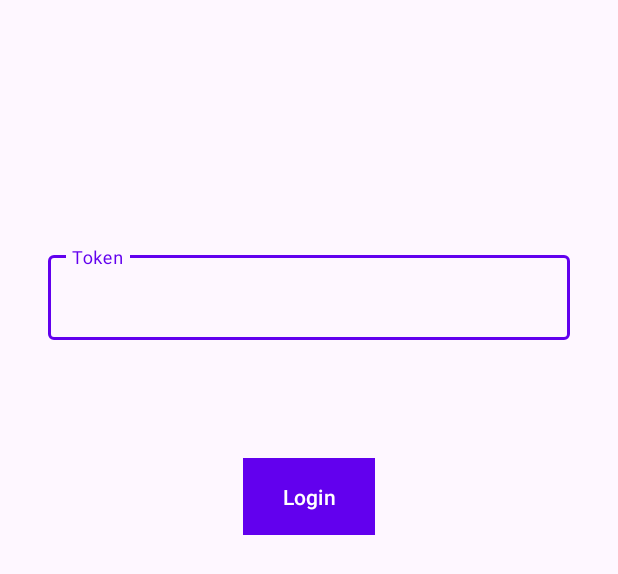
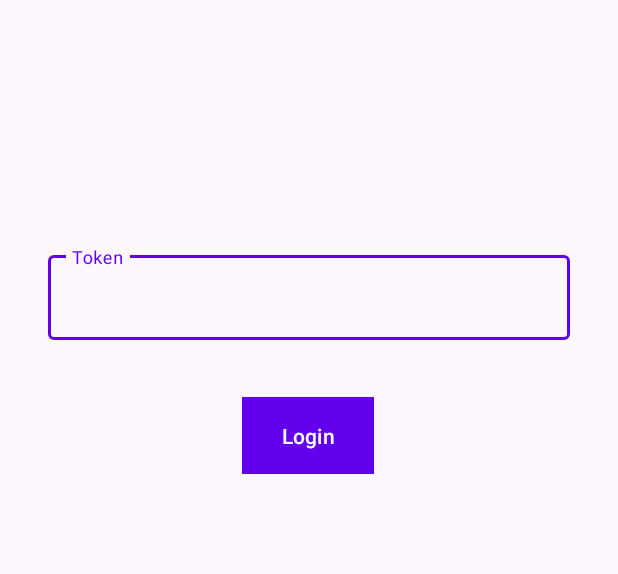
Before and after one commit to mouralisandra/AndroidProject, an Android app: the layout fragment_login.xml on its own in the app's theme, with its tools: preview values and no code run, on a phone screen of 412 x 824 dp. Shown: the top 574 px of the screen. Run offline under Robolectric (Android 15) with nearby library versions, the phone set to English and light mode, and no system bars.

Commit message:
updated login fragment

```diff
--- a/app/src/main/res/layout/fragment_login.xml
+++ b/app/src/main/res/layout/fragment_login.xml
@@ -37,15 +37,16 @@
         android:id="@+id/send_token"
         android:layout_width="wrap_content"
         android:layout_height="wrap_content"
+        android:background="@color/design_default_color_primary"
+        android:padding="12dp"
         android:text="Login"
-        android:background="@color/design_default_color_primary"
         android:textColor="@android:color/white"
-        android:padding="12dp"
+        app:layout_constraintBottom_toTopOf="@+id/guideline"
+        app:layout_constraintEnd_toEndOf="parent"
+        app:layout_constraintHorizontal_bias="0.498"
+        app:layout_constraintStart_toStartOf="parent"
         app:layout_constraintTop_toBottomOf="@+id/text_Input"
-        app:layout_constraintBottom_toTopOf="@+id/guideline"
-        app:layout_constraintStart_toStartOf="parent"
-        app:layout_constraintEnd_toEndOf="parent"
-        app:layout_constraintVertical_bias="0.509" />
+        app:layout_constraintVertical_bias="0.153" />
 
     <ImageView
         android:id="@+id/gif_image"
```
